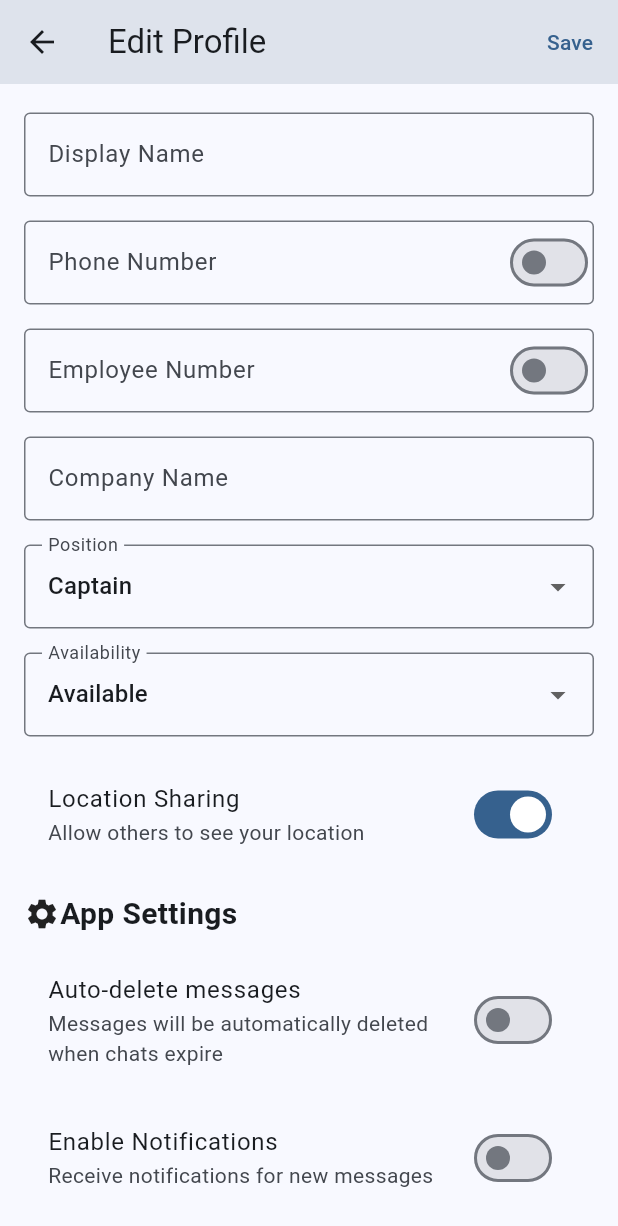
After one commit to rowenmoreno/CrewTap, a Flutter app: the EditProfileScreen screen opened directly, scrolled down 94 dp, after a tap on "Location Sharing", on a phone screen of 412 x 824 dp. The commit adds this screen. Shown: the top 1226 px of the screen. Run offline on Flutter 3.47's test engine with Material 3 defaults, Android fonts, the phone set to English and light mode, and no system bars; our stand-ins replace carousel_slider, flutter_dotenv, image_picker, qr_flutter, share_plus, shared_preferences and 1 more; missing offline and left inert: mobile_scanner, nfc_manager; accounts and stored records are empty.

Commit message:
add edit profile function

```diff
--- /dev/null
+++ b/lib/screens/edit_profile_screen.dart
@@ -0,0 +1,390 @@
+import 'package:flutter/material.dart';
+import 'package:flutter/services.dart';
+import '../services/supabase_service.dart';
+
+class EditProfileScreen extends StatefulWidget {
+  const EditProfileScreen({super.key});
+
+  @override
+  State<EditProfileScreen> createState() => _EditProfileScreenState();
+}
+
+class _EditProfileScreenState extends State<EditProfileScreen> {
+  final _formKey = GlobalKey<FormState>();
+  bool _isLoading = true;
+  String? _errorMessage;
+
+  // Controllers
+  final _displayNameController = TextEditingController();
+  final _phoneNumberController = TextEditingController();
+  final _employeeNumberController = TextEditingController();
+  final _companyNameController = TextEditingController();
+
+  // Toggle states
+  bool _sharePhoneNumber = false;
+  bool _shareEmployeeNumber = false;
+  bool _shareLocation = false;
+  bool _autoDeleteMessages = false;
+  bool _enableNotifications = false;
+
+  // Dropdown values
+  String _selectedPosition = 'Captain';
+  String _selectedAvailability = 'Available';
+
+  // Airlines data
+  List<Map<String, dynamic>> _airlines = [];
+  bool _isLoadingAirlines = false;
+  String? _airlinesError;
+
+  // Constants
+  final List<String> _positions = [
+    'Captain',
+    'First Officer',
+    'Flight Attendant',
+    'Lead FA',
+    'Purser',
+    'Dispatcher'
+  ];
+
+  final List<String> _availabilityOptions = [
+    'Available',
+    'Unavailable',
+    'On Duty',
+    'Off Duty'
+  ];
+
+  @override
+  void initState() {
+    super.initState();
+    _loadProfile();
+    _loadAirlines();
+  }
+
+  @override
+  void dispose() {
+    _displayNameController.dispose();
+    _phoneNumberController.dispose();
+    _employeeNumberController.dispose();
+    _companyNameController.dispose();
+    super.dispose();
+  }
+
+  Future<void> _loadAirlines() async {
+    try {
+      setState(() {
+        _isLoadingAirlines = true;
+        _airlinesError = null;
+      });
+
+      final airlines = await SupabaseService.getAirlines();
+      setState(() {
+        _airlines = airlines;
+        _isLoadingAirlines = false;
+      });
+    } catch (e) {
+      setState(() {
+        _airlinesError = e.toString();
+        _isLoadingAirlines = false;
+      });
+    }
+  }
+
+  Future<void> _loadProfile() async {
+    try {
+      setState(() {
+        _isLoading = true;
+        _errorMessage = null;
+      });
+
+      final user = SupabaseService.client.auth.currentUser;
+      if (user == null) {
+        throw Exception('No user logged in');
+      }
+
+      final profile = await SupabaseService.getProfile(user.id);
+      if (profile != null) {
+        setState(() {
+          _displayNameController.text = profile['display_name'] ?? '';
+          _phoneNumberController.text = profile['phone_number'] ?? '';
+          _employeeNumberController.text = profile['employee_number'] ?? '';
+          _companyNameController.text = profile['company_name'] ?? '';
+          _sharePhoneNumber = profile['share_phone'] ?? false;
+          _shareEmployeeNumber = profile['share_employee_number'] ?? false;
+          _shareLocation = profile['allow_location_sharing'] ?? false;
+          _selectedPosition = profile['position'] ?? 'Captain';
+          _selectedAvailability = profile['availability_status'] ?? 'Available';
+          _autoDeleteMessages = profile['auto_delete_messages'] ?? false;
+          _enableNotifications = profile['notifications_enabled'] ?? false;
+          _isLoading = false;
+        });
+      }
+    } catch (e) {
+      setState(() {
+        _errorMessage = e.toString();
+        _isLoading = false;
+      });
+    }
+  }
+
+  Future<void> _saveProfile() async {
+    if (!_formKey.currentState!.validate()) return;
+
+    try {
+      setState(() {
+        _isLoading = true;
+        _errorMessage = null;
+      });
+
+      final user = SupabaseService.client.auth.currentUser;
+      if (user == null) {
+        throw Exception('No user logged in');
+      }
+
+      await SupabaseService.updateProfile(
+        userId: user.id,
+        data: {
+          'display_name': _displayNameController.text,
+          'phone_number': _phoneNumberController.text,
+          'employee_number': _employeeNumberController.text,
+          'company_name': _companyNameController.text,
+          'share_phone': _sharePhoneNumber,
+          'share_employee_number': _shareEmployeeNumber,
+          'allow_location_sharing': _shareLocation,
+          'position': _selectedPosition,
+          'availability_status': _selectedAvailability,
+          'auto_delete_messages': _autoDeleteMessages,
+          'notifications_enabled': _enableNotifications,
+        },
+      );
+
+      if (mounted) {
+        ScaffoldMessenger.of(context).showSnackBar(
+          const SnackBar(
+            content: Text('Profile updated successfully'),
+            backgroundColor: Colors.green,
+          ),
+        );
+        Navigator.pop(context);
+      }
+    } catch (e) {
+      setState(() {
+        _errorMessage = e.toString();
+        _isLoading = false;
+      });
+    }
+  }
+
+  @override
+  Widget build(BuildContext context) {
+    if (_isLoading) {
+      return const Scaffold(
+        body: Center(
+          child: CircularProgressIndicator(),
+        ),
+      );
+    }
+
+    return Scaffold(
+      appBar: AppBar(
+        title: const Text('Edit Profile'),
+        actions: [
+          TextButton(
+            onPressed: _saveProfile,
+            child: const Text('Save'),
+          ),
+        ],
+      ),
+      body: SingleChildScrollView(
+        padding: const EdgeInsets.all(16),
+        child: Form(
+          key: _formKey,
+          child: Column(
+            crossAxisAlignment: CrossAxisAlignment.stretch,
+            children: [
+              if (_errorMessage != null)
+                Container(
+                  padding: const EdgeInsets.all(8),
+                  margin: const EdgeInsets.only(bottom: 16),
+                  decoration: BoxDecoration(
+                    color: Colors.red[50],
+                    borderRadius: BorderRadius.circular(8),
+                  ),
+                  child: Text(
+                    _errorMessage!,
+                    style: const TextStyle(color: Colors.red),
+                  ),
+                ),
+              Row(
+                children: [
+                  Icon(Icons.person),
+                  Text('Personal Information', style: TextStyle(fontSize: 20, fontWeight: FontWeight.bold),),
+                ],
+              ),
+              const SizedBox(height: 16),
+              TextFormField(
+                controller: _displayNameController,
+                decoration: const InputDecoration(
+                  labelText: 'Display Name',
+                  border: OutlineInputBorder(),
+                ),
+                validator: (value) {
+                  if (value == null || value.isEmpty) {
+                    return 'Please enter your display name';
+                  }
+                  return null;
+                },
+              ),
+              const SizedBox(height: 16),
+              TextFormField(
+                controller: _phoneNumberController,
+                decoration: InputDecoration(
+                  labelText: 'Phone Number',
+                  border: const OutlineInputBorder(),
+                  suffixIcon: Switch(
+                    value: _sharePhoneNumber,
+                    onChanged: (value) {
+                      setState(() {
+                        _sharePhoneNumber = value;
+                      });
+                    },
+                  ),
+                ),
+                keyboardType: TextInputType.phone,
+                inputFormatters: [
+                  FilteringTextInputFormatter.digitsOnly,
+                ],
+              ),
+              const SizedBox(height: 16),
+              TextFormField(
+                controller: _employeeNumberController,
+                decoration: InputDecoration(
+                  labelText: 'Employee Number',
+                  border: const OutlineInputBorder(),
+                  suffixIcon: Switch(
+                    value: _shareEmployeeNumber,
+                    onChanged: (value) {
+                      setState(() {
+                        _shareEmployeeNumber = value;
+                      });
+                    },
+                  ),
+                ),
+              ),
+              const SizedBox(height: 16),
+              Autocomplete<Map<String, dynamic>>(
+                optionsBuilder: (TextEditingValue textEditingValue) {
+                  if (textEditingValue.text.isEmpty) {
+                    return _airlines;
+                  }
+                  return _airlines.where((airline) {
+                    final name = airline['name'].toString().toLowerCase();
+                    final code = airline['code'].toString().toLowerCase();
+                    final query = textEditingValue.text.toLowerCase();
+                    return name.contains(query) || code.contains(query);
+                  });
+                },
+                displayStringForOption: (option) => '${option['name']}',
+                fieldViewBuilder: (context, controller, focusNode, onFieldSubmitted) {
+                  return TextFormField(
+                    controller: controller,
+                    focusNode: focusNode,
+                    decoration: const InputDecoration(
+                      labelText: 'Company Name',
+                      border: OutlineInputBorder(),
+                      hintText: 'Start typing to search airlines...',
+                    ),
+                  );
+                },
+                onSelected: (option) {
+                  _companyNameController.text = option['name'];
+                },
+              ),
+              const SizedBox(height: 16),
+              DropdownButtonFormField<String>(
+                value: _selectedPosition,
+                decoration: const InputDecoration(
+                  labelText: 'Position',
+                  border: OutlineInputBorder(),
+                ),
+                items: _positions.map((String position) {
+                  return DropdownMenuItem<String>(
+                    value: position,
+                    child: Text(position),
+                  );
+                }).toList(),
+                onChanged: (String? newValue) {
+                  if (newValue != null) {
+                    setState(() {
+                      _selectedPosition = newValue;
+                    });
+                  }
+                },
+              ),
+              const SizedBox(height: 16),
+              DropdownButtonFormField<String>(
+                value: _selectedAvailability,
+                decoration: const InputDecoration(
+                  labelText: 'Availability',
+                  border: OutlineInputBorder(),
+                ),
+                items: _availabilityOptions.map((String availability) {
+                  return DropdownMenuItem<String>(
+                    value: availability,
+                    child: Text(availability),
+                  );
+                }).toList(),
+                onChanged: (String? newValue) {
+                  if (newValue != null) {
+                    setState(() {
+                      _selectedAvailability = newValue;
+                    });
+                  }
+                },
+              ),
+              const SizedBox(height: 16),
+              SwitchListTile(
+                title: const Text('Location Sharing'),
+                subtitle: const Text('Allow others to see your location'),
+                value: _shareLocation,
+                onChanged: (bool value) {
+                  setState(() {
+                    _shareLocation = value;
+                  });
+                },
+              ),
+              const SizedBox(height: 16),
+              Row(
+                children: [
+                  Icon(Icons.settings),
+                  Text('App Settings', style: TextStyle(fontSize: 20, fontWeight: FontWeight.bold),),
+                ],
+              ),
+              const SizedBox(height: 16),
+              SwitchListTile(
+                title: const Text('Auto-delete messages'),
+                subtitle: const Text('Messages will be automatically deleted when chats expire'),
+                value: _autoDeleteMessages,
+                onChanged: (bool value) {
+                  setState(() {
+                    _autoDeleteMessages = value;
+                  });
+                },
+              ),
+              const SizedBox(height: 16),
+              SwitchListTile(
+                title: const Text('Enable Notifications'),
+                subtitle: const Text('Receive notifications for new messages'),
+                value: _enableNotifications,
+                onChanged: (bool value) {
+                  setState(() {
+                    _enableNotifications = value;
+                  });
+                },
+              ),
+            ],
+          ),
+        ),
+      ),
+    );
+  }
+}
--- a/lib/services/supabase_service.dart
+++ b/lib/services/supabase_service.dart
@@ -77,6 +77,20 @@ class SupabaseService {
     return response;
   }
 
+  // Airlines operations
+  static Future<List<Map<String, dynamic>>> getAirlines() async {
+    final session = _client.auth.currentSession;
+    if (session == null) {
+      throw 'No active session';
+    }
+
+    final response = await _client
+        .from('airlines')
+        .select('id, name')
+        .order('name');
+    return List<Map<String, dynamic>>.from(response);
+  }
+
   // Connection operations
   static Future<void> createConnection({
     required String userId,
```
Also changed, not shown: lib/screens/profile_screen.dart (+124 -27 lines).
